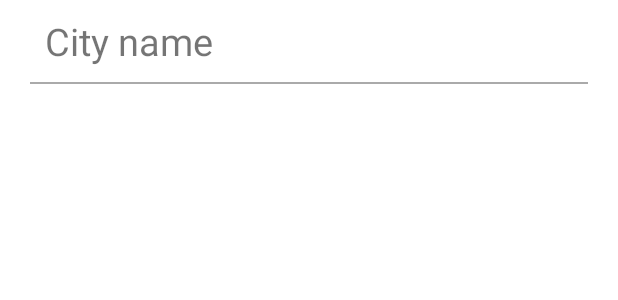
After one commit to fslon/Android2_2, an Android app: the layout fragment_main_recycler_item.xml on its own in the app's theme, with its tools: preview values and no code run, on a phone screen of 412 x 824 dp. The commit adds this screen. Shown: the top 300 px of the screen. Run offline under Robolectric (Android 15) with nearby library versions, the phone set to English and light mode, and no system bars.

Commit message:
главный экран

```diff
--- a/app/build.gradle
+++ b/app/build.gradle
@@ -43,6 +43,7 @@ dependencies {
     implementation 'androidx.constraintlayout:constraintlayout:2.1.4'
     implementation 'androidx.lifecycle:lifecycle-livedata-ktx:2.3.1'
     implementation 'androidx.lifecycle:lifecycle-viewmodel-ktx:2.3.1'
+    implementation 'androidx.legacy:legacy-support-v4:1.0.0'
     testImplementation 'junit:junit:4.13.2'
     androidTestImplementation 'androidx.test.ext:junit:1.1.3'
     androidTestImplementation 'androidx.test.espresso:espresso-core:3.4.0'
--- a/app/src/main/java/ru/geekbrains/android2_2/model/Repository.kt
+++ b/app/src/main/java/ru/geekbrains/android2_2/model/Repository.kt
@@ -2,5 +2,6 @@ package ru.geekbrains.android2_2.model
 
 interface Repository {
     fun getWeatherFromServer(): Weather
-    fun getWeatherFromLocalStorage(): Weather
+    fun getWeatherFromLocalStorageRus(): List<Weather>
+    fun getWeatherFromLocalStorageWorld(): List<Weather>
 }
--- a/app/src/main/java/ru/geekbrains/android2_2/view/MainActivity.kt
+++ b/app/src/main/java/ru/geekbrains/android2_2/view/MainActivity.kt
@@ -3,7 +3,7 @@ package ru.geekbrains.android2_2.view
 import androidx.appcompat.app.AppCompatActivity
 import android.os.Bundle
 import ru.geekbrains.android2_2.R
-import ru.geekbrains.android2_2.viewModel.MainViewModel
+import ru.geekbrains.android2_2.view.main.MainFragment
 
 class MainActivity : AppCompatActivity() { // 41415
 
--- a/app/src/main/java/ru/geekbrains/android2_2/viewModel/AppState.kt
+++ b/app/src/main/java/ru/geekbrains/android2_2/viewModel/AppState.kt
@@ -1,7 +1,9 @@
-package ru.geekbrains.android2_2.view
+package ru.geekbrains.android2_2.viewModel
+
+import ru.geekbrains.android2_2.model.Weather
 
 sealed class AppState {
-    data class Success(val weatherData: Any) : AppState()
+    data class Success(val weatherData: List<Weather>) : AppState()
     data class Error(val error: Throwable) : AppState()
     object Loading : AppState()
 
--- /dev/null
+++ b/app/src/main/res/layout/fragment_main_recycler_item.xml
@@ -0,0 +1,33 @@
+<?xml version="1.0" encoding="utf-8"?>
+<androidx.constraintlayout.widget.ConstraintLayout xmlns:android="http://schemas.android.com/apk/res/android"
+    android:layout_width="wrap_content"
+    android:layout_height="wrap_content"
+    xmlns:app="http://schemas.android.com/apk/res-auto">
+
+    <androidx.appcompat.widget.AppCompatTextView
+        android:id="@+id/mainFragmentRecyclerItemTextView"
+        android:layout_width="wrap_content"
+        android:layout_height="wrap_content"
+        android:padding="@dimen/recycler_item_padding"
+        android:textSize="@dimen/recycler_item_text_size"
+        app:layout_constraintStart_toStartOf="@id/line_item"
+        app:layout_constraintTop_toTopOf="parent"
+        android:text="@string/city_name"
+
+        />
+
+    <View
+        android:id="@+id/line_item"
+        android:layout_width="match_parent"
+        android:layout_height="@dimen/recycler_item_line_height"
+        android:layout_marginEnd="@dimen/recycler_item_line_margin"
+        android:background="@android:color/darker_gray"
+        app:layout_constraintEnd_toEndOf="parent"
+        android:layout_marginStart="@dimen/recycler_item_line_margin"
+        app:layout_constraintStart_toStartOf="parent"
+        app:layout_constraintTop_toBottomOf="@+id/mainFragmentRecyclerItemTextView" />
+
+
+
+
+</androidx.constraintlayout.widget.ConstraintLayout>
--- a/app/src/main/res/values/colors.xml
+++ b/app/src/main/res/values/colors.xml
@@ -8,4 +8,5 @@
     <color name="black">#FF000000</color>
     <color name="white">#FFFFFFFF</color>
     <color name="grey_for_downloading_layout">#737373</color>
+    <color name="loadingBackground">#FFFFFF</color>
 </resources>
--- a/app/src/main/res/values/dimens.xml
+++ b/app/src/main/res/values/dimens.xml
@@ -5,4 +5,16 @@
     <dimen name="margin_top_update_button">30dp</dimen>
     <dimen name="city">20sp</dimen>
     <dimen name="margin_results">10dp</dimen>
+
+    <dimen name="city_name_margin_top">50dp</dimen>
+    <dimen name="margin_15_dp">15dp</dimen>
+    <dimen name="temperature_value_text_size">40sp</dimen>
+    <dimen name="feels_like_text_size">30sp</dimen>
+    <dimen name="fab_icon_size">56dp</dimen>
+    <dimen name="fab_margin">15dp</dimen>
+    <dimen name="recycler_item_padding">10dp</dimen>
+    <dimen name="recycler_item_text_size">25sp</dimen>
+    <dimen name="recycler_item_line_height">1dp</dimen>
+    <dimen name="recycler_item_line_margin">20dp</dimen>
+
 </resources>
--- a/app/src/main/res/values/strings.xml
+++ b/app/src/main/res/values/strings.xml
@@ -6,4 +6,7 @@
     <string name="temperature">Температура</string>
     <string name="wind">Ветер</string>
     <string name="wetness">Влажность</string>
+    <!-- TODO: Remove or change this placeholder text -->
+    <string name="hello_blank_fragment">Hello blank fragment</string>
+    <string name="city_name">City name</string>
 </resources>
```
Also changed, not shown: app/src/main/java/ru/geekbrains/android2_2/model/RepositoryImpl.kt (+7 -2 lines), app/src/main/java/ru/geekbrains/android2_2/model/Weather.kt (+28 -0 lines), app/src/main/java/ru/geekbrains/android2_2/view/MainFragment.kt (deleted, +0 -99 lines), app/src/main/java/ru/geekbrains/android2_2/view/details/DetailsFragment.kt (added, +125 -0 lines), app/src/main/java/ru/geekbrains/android2_2/view/main/MainFragment.kt (added, +82 -0 lines), app/src/main/java/ru/geekbrains/android2_2/view/main/MainFragmentAdapter.kt (added, +50 -0 lines), app/src/main/java/ru/geekbrains/android2_2/viewModel/MainViewModel.kt (+15 -14 lines), app/src/main/res/drawable/russia.png (added), app/src/main/res/drawable/test.jpeg (added), app/src/main/res/drawable/world.png (added).
